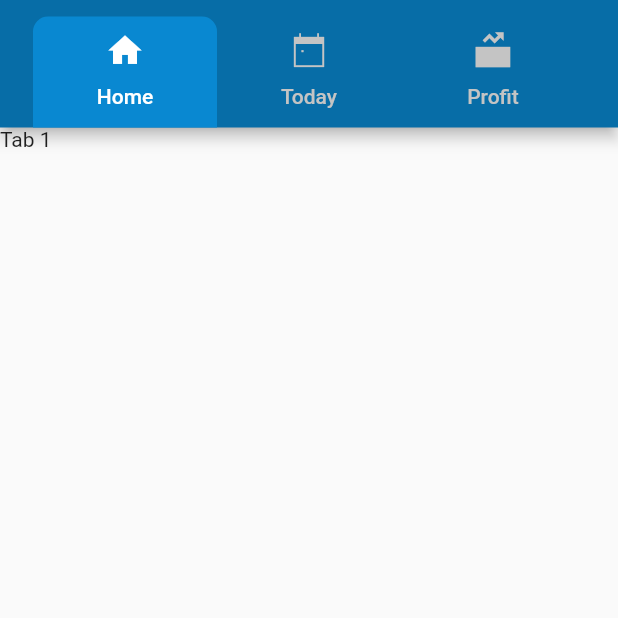
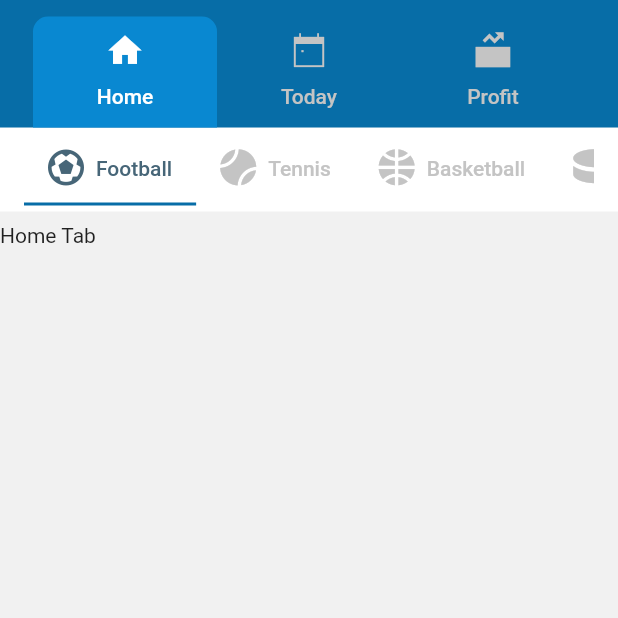
Before and after one commit to nebiyuelias1/Sporting-Winnings, a Flutter app: the screen it shows after launch, on a phone screen of 412 x 824 dp, the top half of it. Run offline on Flutter 3.47's test engine with Material 2 defaults, Android fonts, the light colour scheme and no system bars; generated files the repository leaves out were written again.

Commit message:
Fixes #6

```diff
--- a/lib/src/custom_theme.dart
+++ b/lib/src/custom_theme.dart
@@ -5,6 +5,8 @@ class CustomColor {
   static const Color primaryColor = Color(0xFF076DA7);
   static const Color indicatorColor = Color(0xFF0988D1);
   static const Color unselectedLabelColor = Color(0xFFC4C4C4);
+  static const Color bodyBackgroundColor = Color(0xFFF1F1F1);
+  static const Color sportsTabBarLabelColor = Color(0xFF476678);
 }
 
 class CustomTheme {
--- a/lib/src/home/home_view.dart
+++ b/lib/src/home/home_view.dart
@@ -1,6 +1,8 @@
 import 'package:flutter/material.dart';
 import 'package:sporting_winnings/src/custom_theme.dart';
-import 'package:sporting_winnings/src/home/custom_icons.dart';
+import 'package:sporting_winnings/src/custom_icons.dart';
+import 'package:sporting_winnings/src/home_tab/home_tab.dart';
+import 'package:sporting_winnings/src/today_tab/today_tab.dart';
 
 class HomeView extends StatefulWidget {
   const HomeView({Key? key}) : super(key: key);
@@ -27,6 +29,7 @@ class _HomeViewState extends State<HomeView> with TickerProviderStateMixin {
       appBar: PreferredSize(
         preferredSize: const Size.fromHeight(85.0),
         child: AppBar(
+          elevation: 0,
           bottom: TabBar(
             labelColor: Colors.white,
             unselectedLabelColor: CustomColor.unselectedLabelColor,
@@ -57,8 +60,8 @@ class _HomeViewState extends State<HomeView> with TickerProviderStateMixin {
         ),
       ),
       body: TabBarView(controller: _controller, children: const [
-        Text('Tab 1'),
-        Text('Tab 2'),
+        HomeTab(),
+        TodayTab(),
         Text('Tab 3'),
       ]),
     );
--- /dev/null
+++ b/lib/src/home_tab/home_tab.dart
@@ -0,0 +1,26 @@
+import 'package:flutter/material.dart';
+import 'package:sporting_winnings/src/custom_theme.dart';
+import 'package:sporting_winnings/src/sports_tab_bar.dart';
+
+class HomeTab extends StatelessWidget {
+  const HomeTab({Key? key}) : super(key: key);
+
+  @override
+  Widget build(BuildContext context) {
+    return DefaultTabController(
+      length: 4,
+      child: Scaffold(
+        backgroundColor: CustomColor.bodyBackgroundColor,
+        appBar: AppBar(
+          elevation: 0,
+          backgroundColor: Colors.white,
+          title: const SportsTabBar(),
+        ),
+        body: const Padding(
+          padding: EdgeInsets.only(top: 8.0),
+          child: Text('Home Tab'),
+        ),
+      ),
+    );
+  }
+}
--- /dev/null
+++ b/lib/src/sports_tab_bar.dart
@@ -0,0 +1,46 @@
+import 'package:flutter/material.dart';
+import 'package:sporting_winnings/src/custom_icons.dart';
+import 'package:sporting_winnings/src/custom_theme.dart';
+
+class SportsTabBar extends StatelessWidget {
+  const SportsTabBar({Key? key}) : super(key: key);
+
+  @override
+  Widget build(BuildContext context) {
+    return const TabBar(
+      isScrollable: true,
+      labelColor: CustomColor.sportsTabBarLabelColor,
+      unselectedLabelColor: CustomColor.unselectedLabelColor,
+      indicatorColor: CustomColor.primaryColor,
+      tabs: [
+        _CustomTab(icon: CustomIcons.soccer, text: 'Football'),
+        _CustomTab(icon: CustomIcons.tennis, text: 'Tennis'),
+        _CustomTab(icon: CustomIcons.basketball, text: 'Basketball'),
+        _CustomTab(icon: CustomIcons.icehockey, text: 'Hockey'),
+      ],
+    );
+  }
+}
+
+class _CustomTab extends StatelessWidget {
+  final IconData icon;
+  final String text;
+
+  const _CustomTab({Key? key, required this.icon, required this.text})
+      : super(key: key);
+
+  @override
+  Widget build(BuildContext context) {
+    return Tab(
+      child: Row(
+        children: [
+          Icon(icon),
+          const SizedBox(
+            width: 8.0,
+          ),
+          Text(text),
+        ],
+      ),
+    );
+  }
+}
--- /dev/null
+++ b/lib/src/today_tab/today_tab.dart
@@ -0,0 +1,23 @@
+import 'package:flutter/material.dart';
+import 'package:sporting_winnings/src/custom_theme.dart';
+import 'package:sporting_winnings/src/sports_tab_bar.dart';
+
+class TodayTab extends StatelessWidget {
+  const TodayTab({Key? key}) : super(key: key);
+
+  @override
+  Widget build(BuildContext context) {
+    return DefaultTabController(
+      length: 4,
+      child: Scaffold(
+        backgroundColor: CustomColor.bodyBackgroundColor,
+        appBar: AppBar(
+          elevation: 0,
+          backgroundColor: Colors.white,
+          title: const SportsTabBar(),
+        ),
+        body: const Text('Home Tab'),
+      ),
+    );
+  }
+}
```
Also changed, not shown: lib/src/custom_icons.dart (renamed from lib/src/home/custom_icons.dart).
